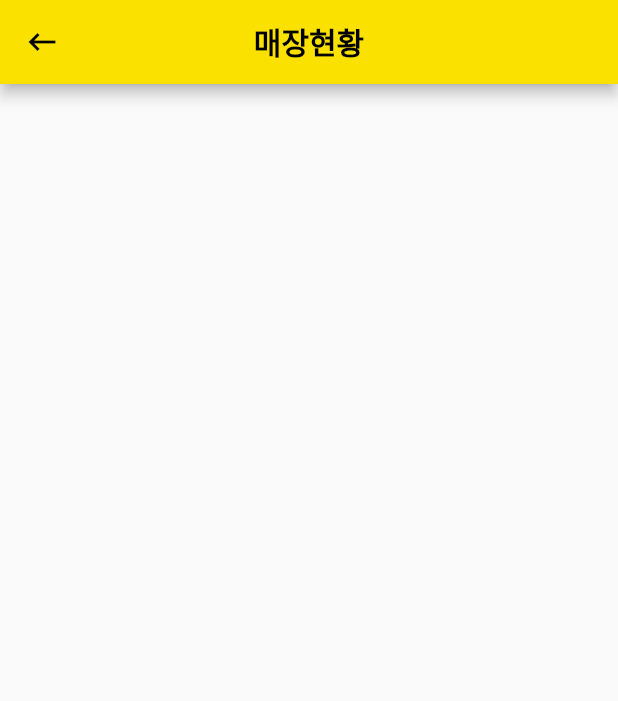
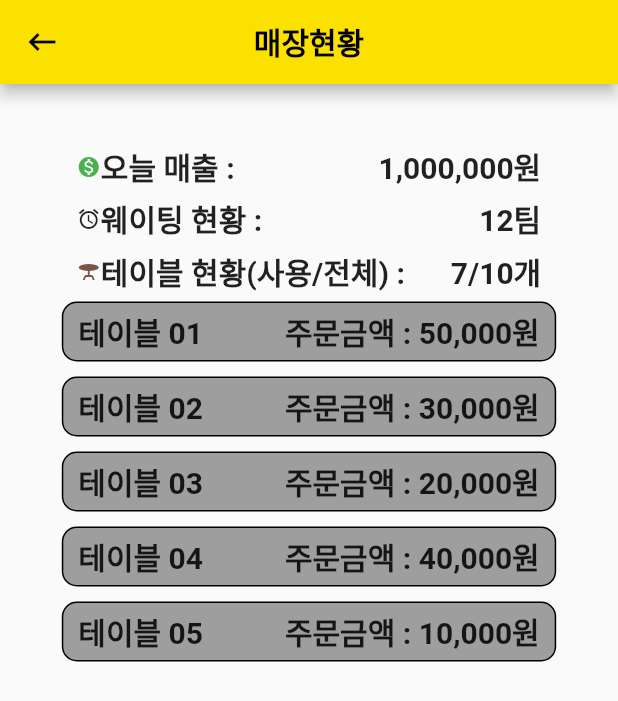
Before and after one commit to FEFastEasy/FEFE, a Flutter app: the Store screen opened directly, on a phone screen of 412 x 824 dp. Shown: the top 701 px of the screen. Run offline on Flutter 3.47's test engine with Material 2 defaults, Android fonts, the light colour scheme and no system bars; our stand-ins replace fl_chart, image_picker; missing offline and left inert: qr_code_scanner.

Commit message:
239025_store add data

```diff
--- a/lib/info/manage/store.dart
+++ b/lib/info/manage/store.dart
@@ -9,6 +9,11 @@ class Store extends StatefulWidget {
 }
 
 class _StoreState extends State<Store> {
+
+  static final TextStyle _textStyle = TextStyle(
+    fontSize: 20,
+    fontWeight: FontWeight.bold,
+  );
 
   @override
   Widget build(BuildContext context) {
@@ -31,14 +36,128 @@ class _StoreState extends State<Store> {
         ),
         backgroundColor: Color(0xfffae100),
       ),
-      body: Container(
-        margin: EdgeInsets.all(2.0),
-        child: Column(
-          children: [
-            Container(
-              height: 80,
-            )
-          ],
+      body: SingleChildScrollView(
+        child: Container(
+          padding: EdgeInsets.symmetric(horizontal: MediaQuery.of(context).size.width / 10),
+          width: MediaQuery.of(context).size.width,
+          alignment: Alignment.topCenter,
+          child: Column(
+            children: [
+              SizedBox(height: 40),
+              Container(
+                padding: EdgeInsets.symmetric(horizontal: 10),
+                child: Row(
+                  mainAxisAlignment: MainAxisAlignment.spaceBetween, // 아이콘과 "오늘 매출"을 왼쪽에, "1,000,000원"을 오른쪽에 배치
+                  children: [
+                    Row(
+                      children: [
+                        Icon(Icons.monetization_on, size: 16, color: Colors.green,),
+                        Text('오늘 매출 :', style: _textStyle),
+                      ],
+                    ),
+                    Text('1,000,000원', style: _textStyle),
+                  ],
+                ),
+              ),
+              SizedBox(height: 5),
+              Container(
+                padding: EdgeInsets.symmetric(horizontal: 10),
+                child: Row(
+                  mainAxisAlignment: MainAxisAlignment.spaceBetween, // 아이콘과 "오늘 매출"을 왼쪽에, "1,000,000원"을 오른쪽에 배치
+                  children: [
+                    Row(
+                      children: [
+                        Icon(Icons.access_alarms, size: 16),
+                        Text('웨이팅 현황 :', style: _textStyle),
+                      ],
+                    ),
+                    Text('12팀', style: _textStyle),
+                  ],
+                ),
+              ),
+              SizedBox(height: 5),
+              Container(
+                padding: EdgeInsets.symmetric(horizontal: 10),
+                child: Row(
+                  mainAxisAlignment: MainAxisAlignment.spaceBetween, // 아이콘과 "오늘 매출"을 왼쪽에, "1,000,000원"을 오른쪽에 배치
+                  children: [
+                    Row(
+                      children: [
+                        Icon(Icons.table_bar, size: 16, color: Colors.brown,),
+                        Text('테이블 현황(사용/전체) :', style: _textStyle),
+                      ],
+                    ),
+                    Text('7/10개', style: _textStyle),
+                  ],
+                ),
+              ),
+              SizedBox(height: 5),
+              Container(
+                height: 40,
+                padding: EdgeInsets.symmetric(horizontal: 10),
+                decoration: BoxDecoration(border: Border.all(width: 1), borderRadius: BorderRadius.circular(10), color: Colors.grey),
+                child: Row(
+                  mainAxisAlignment: MainAxisAlignment.spaceBetween,
+                  children: [
+                    Text('테이블 01', style: _textStyle),
+                    Text('주문금액 : 50,000원', style: _textStyle),
+                  ],
+                ),
+              ),
+              SizedBox(height: 10),
+              Container(
+                height: 40,
+                padding: EdgeInsets.symmetric(horizontal: 10),
+                decoration: BoxDecoration(border: Border.all(width: 1), borderRadius: BorderRadius.circular(10), color: Colors.grey),
+                child: Row(
+                  mainAxisAlignment: MainAxisAlignment.spaceBetween,
+                  children: [
+                    Text('테이블 02', style: _textStyle),
+                    Text('주문금액 : 30,000원', style: _textStyle),
+                  ],
+                ),
+              ),
+              SizedBox(height: 10),
+              Container(
+                height: 40,
+                padding: EdgeInsets.symmetric(horizontal: 10),
+                decoration: BoxDecoration(border: Border.all(width: 1), borderRadius: BorderRadius.circular(10), color: Colors.grey),
+                child: Row(
+                  mainAxisAlignment: MainAxisAlignment.spaceBetween,
+                  children: [
+                    Text('테이블 03', style: _textStyle),
+                    Text('주문금액 : 20,000원', style: _textStyle),
+                  ],
+                ),
+              ),
+              SizedBox(height: 10),
+              Container(
+                height: 40,
+                padding: EdgeInsets.symmetric(horizontal: 10),
+                decoration: BoxDecoration(border: Border.all(width: 1), borderRadius: BorderRadius.circular(10), color: Colors.grey),
+                child: Row(
+                  mainAxisAlignment: MainAxisAlignment.spaceBetween,
+                  children: [
+                    Text('테이블 04', style: _textStyle),
+                    Text('주문금액 : 40,000원', style: _textStyle),
+                  ],
+                ),
+              ),
+              SizedBox(height: 10),
+              Container(
+                height: 40,
+                padding: EdgeInsets.symmetric(horizontal: 10),
+                decoration: BoxDecoration(border: Border.all(width: 1), borderRadius: BorderRadius.circular(10), color: Colors.grey),
+                child: Row(
+                  mainAxisAlignment: MainAxisAlignment.spaceBetween,
+                  children: [
+                    Text('테이블 05', style: _textStyle),
+                    Text('주문금액 : 10,000원', style: _textStyle),
+                  ],
+                ),
+              ),
+            ],
+          ),
         ),
       ),
     );
```
